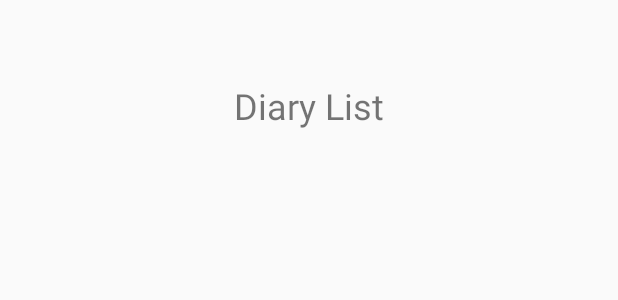
After one commit to jadeHong99/OneulDiary, an Android app: the layout activity_list.xml on its own in the app's theme, with its tools: preview values and no code run, on a phone screen of 412 x 824 dp. The commit adds this screen. Shown: the top 300 px of the screen. Run offline under Robolectric (Android 15) with nearby library versions, the phone set to English and light mode, and no system bars.

Commit message:
add list

```diff
--- a/app/src/main/AndroidManifest.xml
+++ b/app/src/main/AndroidManifest.xml
@@ -9,6 +9,8 @@
         android:roundIcon="@mipmap/ic_launcher_round"
         android:supportsRtl="true"
         android:theme="@style/AppTheme">
+        <activity android:name=".NewActivity"></activity>
+        <activity android:name=".ListActivity" />
         <activity android:name=".MainActivity">
             <intent-filter>
                 <action android:name="android.intent.action.MAIN" />
--- /dev/null
+++ b/app/src/main/res/layout/activity_list.xml
@@ -0,0 +1,31 @@
+<?xml version="1.0" encoding="utf-8"?>
+<androidx.constraintlayout.widget.ConstraintLayout xmlns:android="http://schemas.android.com/apk/res/android"
+    xmlns:app="http://schemas.android.com/apk/res-auto"
+    xmlns:tools="http://schemas.android.com/tools"
+    android:layout_width="match_parent"
+    android:layout_height="match_parent"
+    tools:context=".ListActivity">
+
+    <ListView
+        android:id="@+id/listView"
+        android:layout_width="410dp"
+        android:layout_height="570dp"
+        android:layout_marginTop="32dp"
+        app:layout_constraintBottom_toBottomOf="parent"
+        app:layout_constraintEnd_toEndOf="parent"
+        app:layout_constraintHorizontal_bias="0.0"
+        app:layout_constraintStart_toStartOf="parent"
+        app:layout_constraintTop_toBottomOf="@+id/listTitle" />
+
+    <TextView
+        android:id="@+id/listTitle"
+        android:layout_width="183dp"
+        android:layout_height="60dp"
+        android:text="Diary List"
+        android:textAlignment="center"
+        android:textSize="24sp"
+        app:layout_constraintBottom_toTopOf="@+id/listView"
+        app:layout_constraintEnd_toEndOf="parent"
+        app:layout_constraintStart_toStartOf="parent"
+        app:layout_constraintTop_toTopOf="parent" />
+</androidx.constraintlayout.widget.ConstraintLayout>
```
Also changed, not shown: app/src/main/java/com/u3206384/oneuldiary/DiaryContent.java (added, +29 -0 lines), app/src/main/java/com/u3206384/oneuldiary/ListActivity.java (added, +27 -0 lines), app/src/main/java/com/u3206384/oneuldiary/MainActivity.java (+7 -0 lines), app/src/main/java/com/u3206384/oneuldiary/NewActivity.java (added, +14 -0 lines), app/src/main/res/layout/activity_main.xml (+26 -2 lines), app/src/main/res/layout/activity_new.xml (added, +9 -0 lines).
